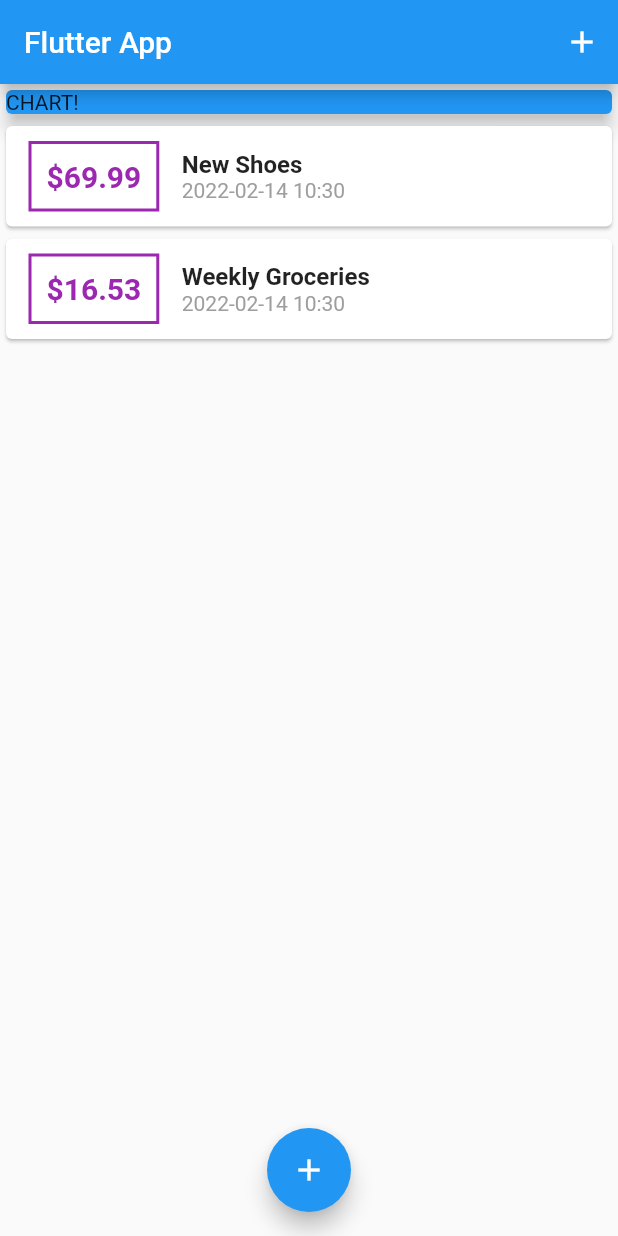
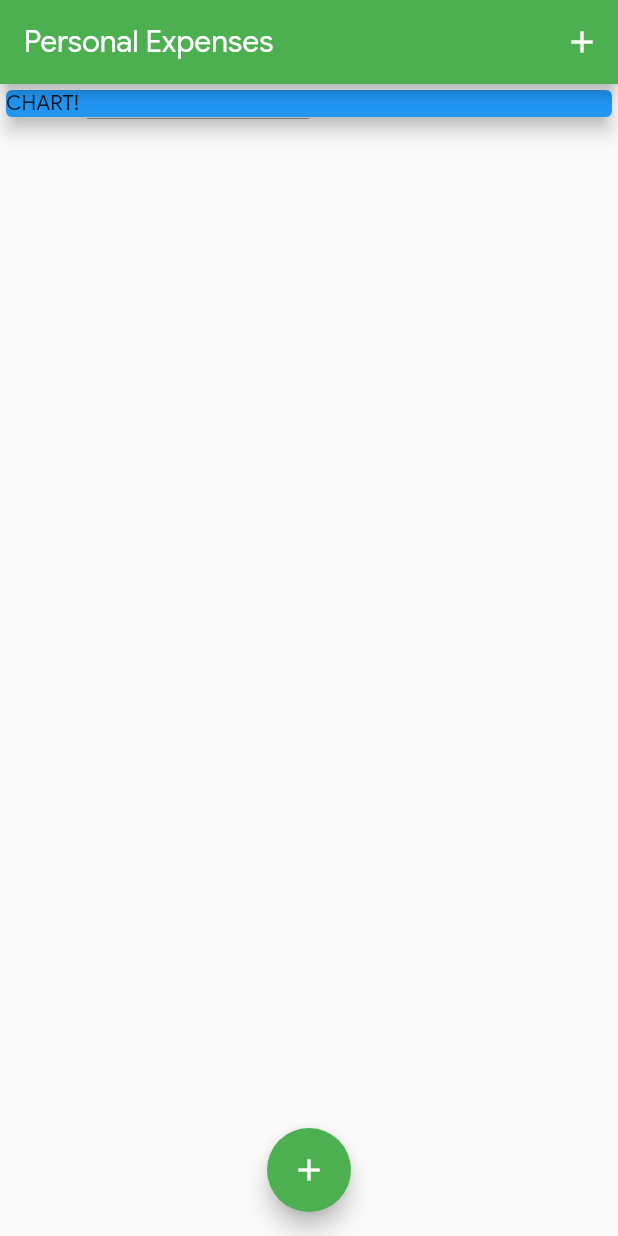
Before and after one commit to andrewswg/real_apps_fl, a Flutter app: the screen it shows after launch, on a phone screen of 412 x 824 dp. Run offline on Flutter 3.47's test engine with Material 2 defaults, Android fonts, the phone set to English and light mode, and no system bars.

Commit message:
adding some resources for theming

```diff
--- a/lib/main.dart
+++ b/lib/main.dart
@@ -10,7 +10,11 @@ class MyApp extends StatelessWidget {
   @override
   Widget build(BuildContext context) {
     return MaterialApp(
-      title: 'Flutter App',
+      title: 'Personal Expenses',
+      theme: ThemeData(
+        primarySwatch: Colors.green,
+        fontFamily: 'GoogleSans',
+      ),
       home: MyHomePage(),
     );
   }
@@ -23,18 +27,18 @@ class MyHomePage extends StatefulWidget {
 
 class _MyHomePageState extends State<MyHomePage> {
   final List<Transaction> _userTransactions = [
-    Transaction(
-      id: 't1',
-      title: 'New Shoes',
-      amount: 69.99,
-      date: DateTime.now(),
-    ),
-    Transaction(
-      id: 't2',
-      title: 'Weekly Groceries',
-      amount: 16.53,
-      date: DateTime.now(),
-    )
+    // Transaction(
+    //   id: 't1',
+    //   title: 'New Shoes',
+    //   amount: 69.99,
+    //   date: DateTime.now(),
+    // ),
+    // Transaction(
+    //   id: 't2',
+    //   title: 'Weekly Groceries',
+    //   amount: 16.53,
+    //   date: DateTime.now(),
+    // )
   ];
 
   void _addNewTransaction(String txTitle, double txAmount) {
@@ -68,7 +72,7 @@ class _MyHomePageState extends State<MyHomePage> {
     return Scaffold(
       // resizeToAvoidBottomInset: false, //comment it later
       appBar: AppBar(
-        title: Text('Flutter App'),
+        title: Text('Personal Expenses'),
         actions: <Widget>[
           IconButton(
             onPressed: () => _startAddNewTransaction(context),
--- a/lib/widgets/transaction_list.dart
+++ b/lib/widgets/transaction_list.dart
@@ -24,7 +24,7 @@ class TransactionList extends StatelessWidget {
                   ),
                   decoration: BoxDecoration(
                       border: Border.all(
-                    color: Colors.purple,
+                    color: Theme.of(context).primaryColor,
                     width: 2,
                   )),
                   padding: EdgeInsets.all(10),
@@ -33,7 +33,7 @@ class TransactionList extends StatelessWidget {
                     style: TextStyle(
                       fontWeight: FontWeight.bold,
                       fontSize: 20,
-                      color: Colors.purple,
+                      color: Theme.of(context).primaryColor,
                     ),
                   ),
                 ),
```
Also changed, not shown: pubspec.yaml (+8 -6 lines), assets/fonts/GoogleSans-Bold.ttf (added), assets/fonts/GoogleSans-BoldItalic.ttf (added), assets/fonts/GoogleSans-Italic.ttf (added), assets/fonts/GoogleSans-Medium.ttf (added), assets/fonts/GoogleSans-MediumItalic.ttf (added), assets/fonts/GoogleSans-Regular.ttf (added), assets/images/waiting.png (added).
